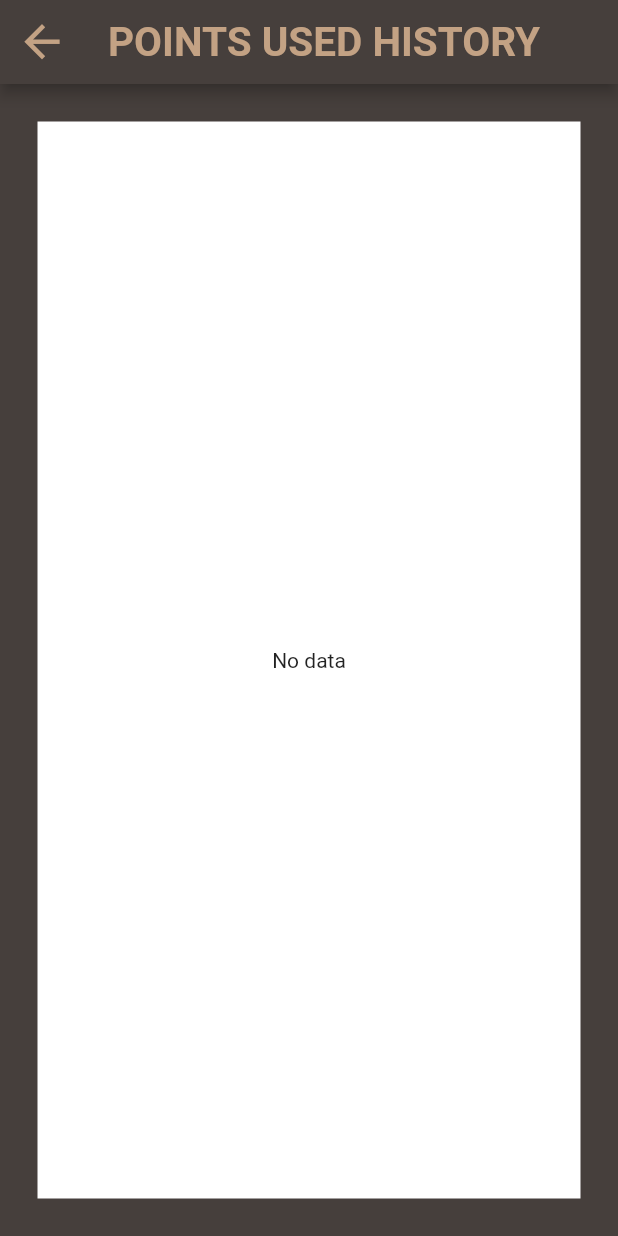
After one commit to shramitgupta/DoorApp, a Flutter app: the UserPointsUsed screen opened directly, after a tap on "Points History", on a phone screen of 412 x 824 dp. The commit adds this screen. Run offline on Flutter 3.47's test engine with Material 2 defaults, Android fonts, the phone set to English and light mode, and no system bars; our stand-ins replace cloud_firestore, firebase_auth, firebase_core, firebase_storage, fluttertoast, image_picker and 2 more; missing offline and left inert: qr_code_scanner; accounts and stored records are empty; network calls fail.

Commit message:
more screen added

```diff
--- a/lib/user_homescreen/user_homescreen_part.dart/user_address.dart
+++ b/lib/user_homescreen/user_homescreen_part.dart/user_address.dart
@@ -1,5 +1,4 @@
 import 'dart:developer';
-
 import 'package:cloud_firestore/cloud_firestore.dart';
 import 'package:firebase_auth/firebase_auth.dart';
 import 'package:flutter/material.dart';
@@ -119,6 +118,7 @@ class _UserAddressState extends State<UserAddress> {
           "giftpic": widget.giftpic,
           //"yourpoints": widget.yourpoints,
           "userid": userId,
+          'timestamp': FieldValue.serverTimestamp(),
         };
         FirebaseFirestore.instance.collection("giftasked").add(giftData);
         print('Data Uploaded: Successfully Sent');
--- /dev/null
+++ b/lib/user_homescreen/user_homescreen_part.dart/user_pointsused.dart
@@ -0,0 +1,253 @@
+import 'package:cloud_firestore/cloud_firestore.dart';
+import 'package:doorapp/user_homescreen/user_homescreen_part.dart/user_pointshistory.dart';
+import 'package:doorapp/user_homescreen/user_homescreen_part.dart/user_pointsused_data.dart';
+import 'package:firebase_auth/firebase_auth.dart';
+import 'package:flutter/material.dart';
+
+class UserPointsUsed extends StatefulWidget {
+  const UserPointsUsed({Key? key}) : super(key: key);
+
+  @override
+  State<UserPointsUsed> createState() => _UserPointsUsedState();
+}
+
+class _UserPointsUsedState extends State<UserPointsUsed> {
+  @override
+  Widget build(BuildContext context) {
+    String? currentUserId = FirebaseAuth.instance.currentUser?.uid;
+
+    return Scaffold(
+      appBar: AppBar(
+        leading: IconButton(
+          icon: const Icon(
+            Icons.arrow_back,
+            color: Color.fromARGB(255, 195, 162, 132),
+            size: 35,
+          ),
+          onPressed: () {
+            Navigator.pop(context);
+          },
+        ),
+        backgroundColor: const Color.fromARGB(255, 70, 63, 60),
+        title: const Text(
+          'POINTS USERS',
+          style: TextStyle(
+            fontSize: 27,
+            fontWeight: FontWeight.bold,
+            color: Color.fromARGB(255, 195, 162, 132),
+          ),
+        ),
+        centerTitle: true,
+      ),
+      body: Container(
+        color: const Color.fromARGB(255, 70, 63, 60),
+        child: Padding(
+          padding: const EdgeInsets.all(25.0),
+          child: Container(
+            height: MediaQuery.of(context).size.height,
+            color: const Color.fromARGB(255, 195, 162, 132),
+            child: StreamBuilder<QuerySnapshot>(
+              stream: FirebaseFirestore.instance
+                  .collection('giftasked')
+                  .where('userid',
+                      isEqualTo: FirebaseAuth.instance.currentUser!.uid)
+                  .snapshots(),
+              builder: (BuildContext context,
+                  AsyncSnapshot<QuerySnapshot> snapshot) {
+                if (snapshot.connectionState == ConnectionState.waiting) {
+                  return const Material(
+                    child: Center(
+                      child: CircularProgressIndicator(),
+                    ),
+                  );
+                }
+
+                double totalPoints = 0.0;
+                for (var item in snapshot.data!.docs) {
+                  totalPoints += item['points'];
+                }
+                return Column(
+                  mainAxisAlignment: MainAxisAlignment.center,
+                  children: [
+                    BalanceModel(
+                      label: 'Points Used',
+                      value: totalPoints,
+                      decimal: 0,
+                    ),
+                    const SizedBox(height: 100),
+                    Container(
+                      height: 45,
+                      width: MediaQuery.of(context).size.width * 0.9,
+                      decoration: BoxDecoration(
+                        color: Colors.pink,
+                        borderRadius: BorderRadius.circular(25),
+                      ),
+                      child: MaterialButton(
+                        onPressed: () {},
+                        child: const Text(
+                          'Use the Points',
+                          style: TextStyle(
+                            color: Colors.white,
+                            fontSize: 20,
+                          ),
+                        ),
+                      ),
+                    ),
+                    const SizedBox(height: 60),
+                    Container(
+                      height: 45,
+                      width: MediaQuery.of(context).size.width * 0.9,
+                      decoration: BoxDecoration(
+                        color: Colors.pink,
+                        borderRadius: BorderRadius.circular(25),
+                      ),
+                      child: MaterialButton(
+                        onPressed: () {
+                          Navigator.push(
+                            context,
+                            MaterialPageRoute(
+                                builder: (context) =>
+                                    const UserPointsUsedHistory()),
+                          );
+                        },
+                        child: const Text(
+                          'Points History',
+                          style: TextStyle(
+                            color: Colors.white,
+                            fontSize: 20,
+                          ),
+                        ),
+                      ),
+                    ),
+                  ],
+                );
+              },
+            ),
+          ),
+        ),
+      ),
+    );
+  }
+}
+
+class BalanceModel extends StatelessWidget {
+  final String label;
+  final dynamic value;
+  final int decimal;
+  const BalanceModel({
+    Key? key,
+    required this.label,
+    required this.value,
+    required this.decimal,
+  }) : super(key: key);
+
+  @override
+  Widget build(BuildContext context) {
+    return Column(
+      children: [
+        Container(
+          height: 60,
+          width: MediaQuery.of(context).size.width * 0.55,
+          decoration: const BoxDecoration(
+            color: Colors.blueGrey,
+            borderRadius: BorderRadius.only(
+              topLeft: Radius.circular(25),
+              topRight: Radius.circular(25),
+            ),
+          ),
+          child: Center(
+            child: Text(
+              label.toUpperCase(),
+              style: const TextStyle(color: Colors.white, fontSize: 20),
+            ),
+          ),
+        ),
+        Container(
+          height: 90,
+          width: MediaQuery.of(context).size.width * 0.7,
+          decoration: BoxDecoration(
+            color: Colors.blueGrey.shade100,
+            borderRadius: const BorderRadius.only(
+              bottomLeft: Radius.circular(25),
+              bottomRight: Radius.circular(25),
+            ),
+          ),
+          child: AnimatedCounter(
+            count: value,
+            decimal: decimal,
+          ),
+        ),
+      ],
+    );
+  }
+}
+
+class AnimatedCounter extends StatefulWidget {
+  final int decimal;
+  final dynamic count;
+  const AnimatedCounter({
+    Key? key,
+    required this.count,
+    required this.decimal,
+  }) : super(key: key);
+
+  @override
+  State<AnimatedCounter> createState() => _AnimatedCounterState();
+}
+
+class _AnimatedCounterState extends State<AnimatedCounter>
+    with TickerProviderStateMixin {
+  late AnimationController _controller;
+  late Animation _animation;
+
+  @override
+  void initState() {
+    _controller =
+        AnimationController(vsync: this, duration: const Duration(seconds: 2));
+    _animation = _controller;
+    setState(() {
+      _animation = Tween(begin: _animation.value, end: widget.count)
+          .animate(_controller);
+    });
+    _controller.forward();
+    super.initState();
+  }
+
+  @override
+  Widget build(BuildContext context) {
+    return AnimatedBuilder(
+      animation: _animation,
+      builder: (context, child) {
+        return Center(
+          child: Text(
+            _animation.value.toStringAsFixed(widget.decimal),
+            style: const TextStyle(
+              color: Colors.pink,
+              fontSize: 40,
+              fontFamily: 'Acme',
+              letterSpacing: 2,
+              fontWeight: FontWeight.bold,
+            ),
+          ),
+        );
+      },
+    );
+  }
+}
+
+class AppBarBackButton extends StatelessWidget {
+  const AppBarBackButton({Key? key}) : super(key: key);
+
+  @override
+  Widget build(BuildContext context) {
+    return IconButton(
+      icon: const Icon(
+        Icons.arrow_back_ios_new,
+        color: Colors.black,
+      ),
+      onPressed: () {
+        Navigator.pop(context);
+      },
+    );
+  }
+}
--- /dev/null
+++ b/lib/user_homescreen/user_homescreen_part.dart/user_pointsused_data.dart
@@ -0,0 +1,129 @@
+import 'dart:developer';
+import 'package:cloud_firestore/cloud_firestore.dart';
+import 'package:doorapp/admin_homescreen/admin_homescreen_parts/carpenter_profile.dart';
+import 'package:firebase_auth/firebase_auth.dart';
+import 'package:flutter/material.dart';
+import 'package:intl/intl.dart'; // Import the intl package for date formatting
+
+class UserPointsUsedHistory extends StatefulWidget {
+  const UserPointsUsedHistory({Key? key}) : super(key: key);
+
+  @override
+  State<UserPointsUsedHistory> createState() => _UserPointsUsedHistoryState();
+}
+
+class _UserPointsUsedHistoryState extends State<UserPointsUsedHistory> {
+  @override
+  Widget build(BuildContext context) {
+    double screenWidth = MediaQuery.of(context).size.width;
+    double screenHeight = MediaQuery.of(context).size.height;
+    String? currentUserId = FirebaseAuth.instance.currentUser?.uid;
+    log(currentUserId.toString());
+
+    return Scaffold(
+      appBar: AppBar(
+        leading: IconButton(
+          icon: const Icon(
+            Icons.arrow_back,
+            color: Color.fromARGB(255, 195, 162, 132),
+            size: 35,
+          ),
+          onPressed: () {
+            Navigator.pop(context);
+          },
+        ),
+        backgroundColor: const Color.fromARGB(255, 70, 63, 60),
+        title: const Text(
+          'POINTS USED HISTORY',
+          style: TextStyle(
+            fontSize: 27,
+            fontWeight: FontWeight.bold,
+            color: Color.fromARGB(255, 195, 162, 132),
+          ),
+        ),
+        centerTitle: true,
+      ),
+      body: Container(
+        color: const Color.fromARGB(255, 70, 63, 60),
+        child: Padding(
+          padding: const EdgeInsets.all(25.0),
+          child: Container(
+            height: MediaQuery.of(context).size.height,
+            color: Colors
+                .white, // Changed to white for the main container background
+            child: StreamBuilder<QuerySnapshot>(
+              stream: FirebaseFirestore.instance
+                  .collection("giftasked")
+                  .where('userid', isEqualTo: currentUserId)
+                  .orderBy("timestamp", descending: true)
+                  .snapshots(),
+              builder: (context, snapshot) {
+                if (snapshot.connectionState == ConnectionState.waiting) {
+                  return Center(child: CircularProgressIndicator());
+                }
+
+                if (!snapshot.hasData || snapshot.data!.docs.isEmpty) {
+                  return Center(child: Text("No data"));
+                }
+
+                return ListView.builder(
+                  itemCount: snapshot.data!.docs.length,
+                  itemBuilder: (context, index) {
+                    DocumentSnapshot document = snapshot.data!.docs[index];
+                    log(document.toString());
+                    DateTime dateTime =
+                        (document["timestamp"] as Timestamp).toDate();
+                    // Format the DateTime to display in hours and minutes
+                    String formattedTime =
+                        DateFormat('dd MMM yyyy, HH:mm').format(dateTime);
+
+                    return ListTile(
+                      title: Container(
+                        margin: EdgeInsets.symmetric(
+                          //vertical: 10,
+                          vertical: screenHeight * 0.01,
+                          horizontal: screenWidth * 0.001,
+                          //horizontal: 20,
+                        ),
+                        decoration: BoxDecoration(
+                          color: Color.fromARGB(255, 195, 162, 132),
+                          borderRadius: BorderRadius.circular(15),
+                        ),
+                        child: Column(
+                          mainAxisAlignment: MainAxisAlignment.spaceAround,
+                          children: [
+                            Text(
+                              "Date & Time: $formattedTime", // Display the formatted time
+                              style: TextStyle(
+                                fontWeight: FontWeight.bold,
+                                color: Colors.white, // Set text color to white
+                              ),
+                            ),
+                            Text(
+                              "Points: ${document["points"]}", // Display the points
+                              style: TextStyle(
+                                fontWeight: FontWeight.bold,
+                                color: Colors.white, // Set text color to white
+                              ),
+                            ),
+                            Text(
+                              "Gift: ${document["points"]}", // Display the points
+                              style: TextStyle(
+                                fontWeight: FontWeight.bold,
+                                color: Colors.white, // Set text color to white
+                              ),
+                            ),
+                          ],
+                        ),
+                      ),
+                    );
+                  },
+                );
+              },
+            ),
+          ),
+        ),
+      ),
+    );
+  }
+}
```
Also changed, not shown: lib/user_homescreen/user_homescreen.dart (+14 -6 lines), lib/user_homescreen/user_homescreen_part.dart/user_banking.dart (added, +15 -0 lines), lib/user_homescreen/user_homescreen_part.dart/user_contact.dart (added, +15 -0 lines), lib/user_homescreen/user_homescreen_part.dart/user_upcomming.dart (added, +15 -0 lines).
